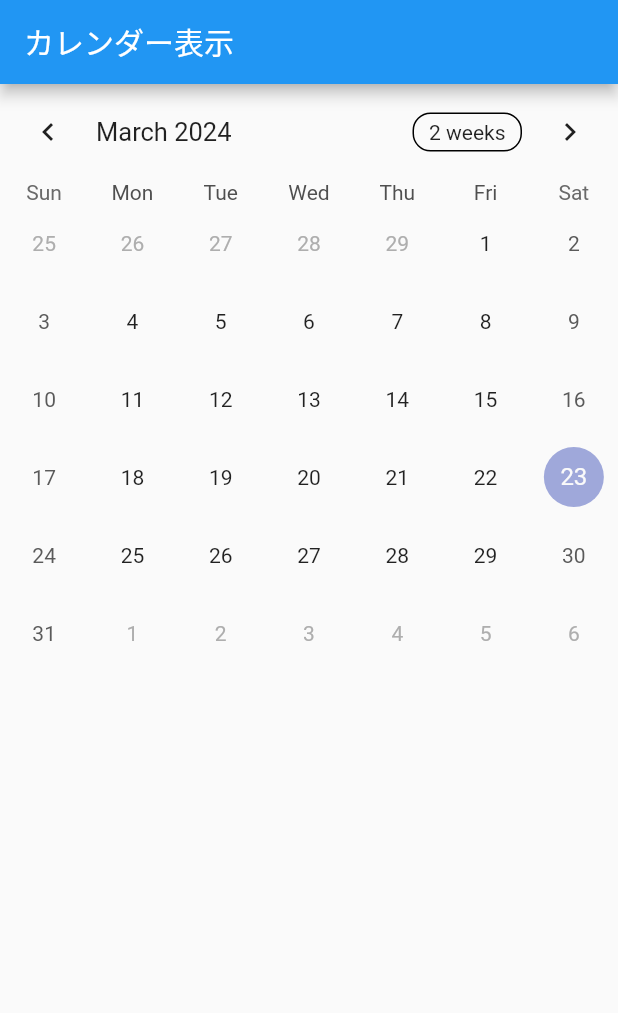
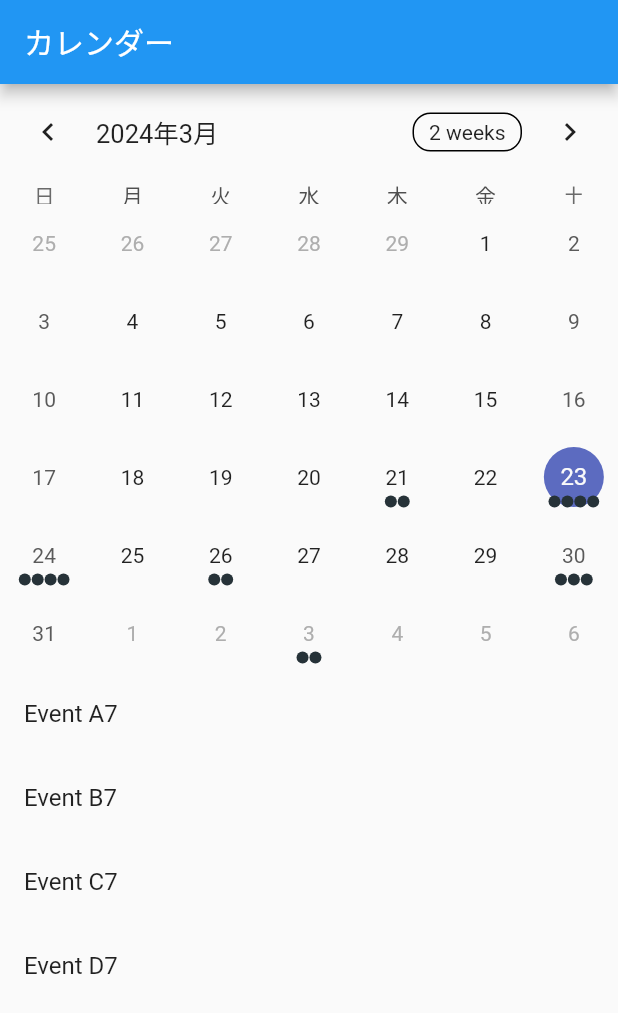
Before and after one commit to mytysoldier/portfolios, a Flutter app: the screen it shows after launch, on a phone screen of 412 x 824 dp. Shown: the top 1013 px of the screen. Run offline on Flutter 3.47's test engine with Material 2 defaults, Android fonts, the light colour scheme and no system bars; drawn by our look-alikes of table_calendar.

Commit message:
calendar-app add temp backend

```diff
--- a/mobile-apps/calendar-app/frontend/lib/main.dart
+++ b/mobile-apps/calendar-app/frontend/lib/main.dart
@@ -1,8 +1,9 @@
 import 'package:flutter/material.dart';
-import 'package:frontend/pages/calendar.dart';
+import 'package:frontend/pages/calendar_page.dart';
+import 'package:intl/date_symbol_data_local.dart';
 
 void main() {
-  runApp(const MyApp());
+  initializeDateFormatting().then((_) => runApp(MyApp()));
 }
 
 class MyApp extends StatelessWidget {
--- a/mobile-apps/calendar-app/frontend/lib/pages/calendar.dart
+++ /dev/null
@@ -1,28 +0,0 @@
-import 'package:flutter/cupertino.dart';
-import 'package:flutter/material.dart';
-import 'package:table_calendar/table_calendar.dart';
-
-class CalendarPage extends StatefulWidget {
-  const CalendarPage({Key? key}) : super(key: key);
-
-  @override
-  State<StatefulWidget> createState() => _CalendarPageState();
-}
-
-class _CalendarPageState extends State<CalendarPage> {
-  DateTime _focusedDay = DateTime.now();
-
-  @override
-  Widget build(BuildContext context) {
-    return Scaffold(
-      appBar: AppBar(
-        title: Text('カレンダー表示'),
-      ),
-      body: TableCalendar(
-        firstDay: DateTime.utc(2020, 1, 1),
-        lastDay: DateTime.utc(2030, 12, 31),
-        focusedDay: _focusedDay,
-      ),
-    );
-  }
-}
--- /dev/null
+++ b/mobile-apps/calendar-app/frontend/lib/pages/calendar_page.dart
@@ -0,0 +1,120 @@
+import 'dart:collection';
+
+import 'package:flutter/cupertino.dart';
+import 'package:flutter/material.dart';
+import 'package:table_calendar/table_calendar.dart';
+
+class CalendarPage extends StatefulWidget {
+  const CalendarPage({Key? key}) : super(key: key);
+
+  @override
+  State<StatefulWidget> createState() => _CalendarPageState();
+}
+
+class _CalendarPageState extends State<CalendarPage> {
+  // カレンダー上でフォーカスをあてる日
+  DateTime _focusedDay = DateTime.now();
+  // 選択日付
+  DateTime? _selectedDay;
+  // カレンダーフォーマット
+  CalendarFormat _calendarFormat = CalendarFormat.month;
+  // カレンダー予定リスト
+  Map<DateTime, List> _eventsList = {};
+
+  int getHashCode(DateTime key) {
+    return key.day * 1000000 + key.month * 10000 + key.year;
+  }
+
+  @override
+  void initState() {
+    super.initState();
+    _selectedDay = _focusedDay;
+    _eventsList = {
+      DateTime.now().subtract(Duration(days: 2)): ['Event A6', 'Event B6'],
+      DateTime.now(): ['Event A7', 'Event B7', 'Event C7', 'Event D7'],
+      DateTime.now().add(Duration(days: 1)): [
+        'Event A8',
+        'Event B8',
+        'Event C8',
+        'Event D8'
+      ],
+      DateTime.now().add(Duration(days: 3)):
+          Set.from(['Event A9', 'Event A9', 'Event B9']).toList(),
+      DateTime.now().add(Duration(days: 7)): [
+        'Event A10',
+        'Event B10',
+        'Event C10'
+      ],
+      DateTime.now().add(Duration(days: 11)): ['Event A11', 'Event B11'],
+      DateTime.now().add(Duration(days: 17)): [
+        'Event A12',
+        'Event B12',
+        'Event C12',
+        'Event D12'
+      ],
+      DateTime.now().add(Duration(days: 22)): ['Event A13', 'Event B13'],
+      DateTime.now().add(Duration(days: 26)): [
+        'Event A14',
+        'Event B14',
+        'Event C14'
+      ],
+    };
+  }
+
+  @override
+  Widget build(BuildContext context) {
+    final events = LinkedHashMap<DateTime, List>(
+      equals: isSameDay,
+      hashCode: getHashCode,
+    )..addAll(_eventsList);
+
+    List _getEventForDay(DateTime day) {
+      return events[day] ?? [];
+    }
+
+    return Scaffold(
+      appBar: AppBar(
+        title: const Text('カレンダー'),
+      ),
+      body: Column(children: [
+        TableCalendar(
+          locale: 'ja_JP',
+          firstDay: DateTime.utc(2020, 1, 1),
+          lastDay: DateTime.utc(2030, 12, 31),
+          focusedDay: _focusedDay,
+          eventLoader: _getEventForDay,
+          calendarFormat: _calendarFormat,
+          onFormatChanged: (format) {
+            if (_calendarFormat != format) {}
+            setState(() {
+              _calendarFormat = format;
+            });
+          },
+          selectedDayPredicate: (day) {
+            return isSameDay(_selectedDay, day);
+          },
+          onDaySelected: ((selectedDay, focusedDay) {
+            if (!isSameDay(_selectedDay, selectedDay)) {
+              setState(() {
+                _selectedDay = selectedDay;
+                _focusedDay = focusedDay;
+              });
+            }
+          }),
+          onPageChanged: (focusedDay) {
+            _focusedDay = focusedDay;
+          },
+        ),
+        // 予定一覧表示
+        ListView(
+          shrinkWrap: true,
+          children: _getEventForDay(_selectedDay!)
+              .map((e) => ListTile(
+                    title: Text(e.toString()),
+                  ))
+              .toList(),
+        )
+      ]),
+    );
+  }
+}
--- a/mobile-apps/calendar-app/frontend/pubspec.yaml
+++ b/mobile-apps/calendar-app/frontend/pubspec.yaml
@@ -35,6 +35,7 @@
   # Use with the CupertinoIcons class for iOS style icons.
   cupertino_icons: ^1.0.2
   table_calendar: ^3.0.9
+  intl: ^0.18.1
 
 dev_dependencies:
   flutter_test:
```
Also changed, not shown: mobile-apps/calendar-app/frontend/pubspec.lock, 5 other files.
